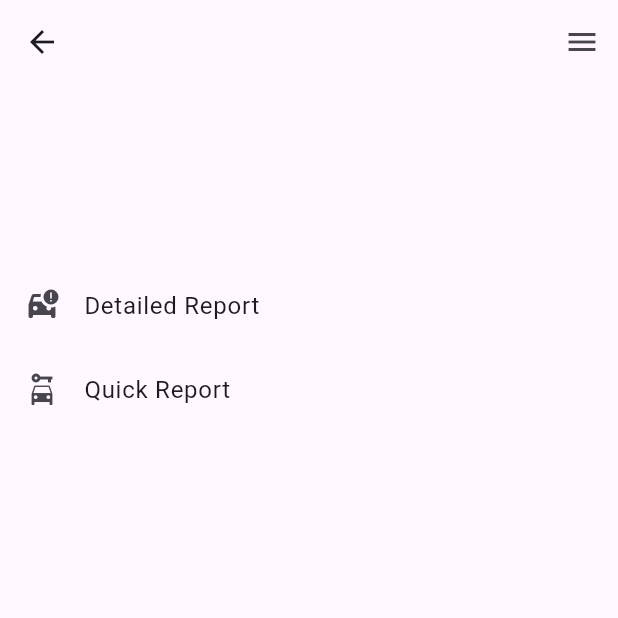
After one commit to Amrs03/Krooka, a Flutter app: the screen it shows after launch, after a tap on "Report Accident", on a phone screen of 412 x 824 dp, the top half of it. The commit adds this screen. Run offline on Flutter 3.47's test engine with Material 3 defaults, Android fonts, the phone set to English and light mode, and no system bars; our stand-ins replace geolocator, google_maps_flutter.

Commit message:
Fixed Issues With Directory

```diff
--- a/lib/HomePage.dart
+++ b/lib/HomePage.dart
@@ -1,5 +1,6 @@
 import 'package:flutter/material.dart';
 import 'globalVariables.dart';
+import 'reportAccidents.dart';
 
 void main() {
   runApp(homePage());
@@ -20,19 +21,6 @@ class MyHomePage extends StatefulWidget {
 }
 
 class _MyHomePageState extends State<MyHomePage> {
-  int _selectedIndex = 0;
-
-  static const List<Widget> _widgetOptions = <Widget>[
-    Text('Home Page'),
-    Text('Report Accident'),
-    Text('Profile Page'),
-  ];
-
-  void _onItemTapped(int index) {
-    setState(() {
-      _selectedIndex = index;
-    });
-  }
 
   @override
   Widget build(BuildContext context) {
@@ -42,11 +30,16 @@ class _MyHomePageState extends State<MyHomePage> {
       body: Center(
         child: Column(
           children: <Widget>[
-            Container(height: 120.0),
             ListTile(
               leading: Icon(Icons.car_crash),
               title: Text("Report Accident"),
-              //onTap: , add the logic here
+              onTap: () {
+                // Navigate to another page when the ListTile is tapped
+                Navigator.push(
+                  context,
+                  MaterialPageRoute(builder: (context) => reportAccidents()),
+                );
+              }
             ),
             ListTile(
               leading: Icon(Icons.car_rental),
--- /dev/null
+++ b/lib/reportAccidents.dart
@@ -0,0 +1,38 @@
+import 'package:flutter/material.dart';
+import 'globalVariables.dart';
+import 'HomePage.dart';
+
+
+class reportAccidents extends StatefulWidget {
+  @override
+  _reportAccidentsState createState() => _reportAccidentsState();
+}
+
+class _reportAccidentsState extends State<reportAccidents> {
+
+  @override
+  Widget build(BuildContext context) {
+    return Scaffold(
+      appBar: AppBar(),
+      endDrawer: AppDrawer(),
+      body: Center(
+          child: Column(
+            children: <Widget>[
+              Container(height: 120.0),
+              ListTile(
+                leading: Icon(Icons.car_crash),
+                title: Text("Detailed Report"),
+                //onTap: , add the logic here
+              ),
+              ListTile(
+                leading: Icon(Icons.car_rental),
+                title: Text("Quick Report"),
+                //onTap: , add the logic here
+              )
+            ],
+          )
+      ),
+
+    );
+  }
+}
--- a/lib/signInPage.dart
+++ b/lib/signInPage.dart
@@ -61,10 +61,10 @@ class _SignInPageState extends State<SignInPage> {
                   if (_formKey.currentState!.validate()) {
                     bool foundUser = false;
                     for (var user in registeredUsers) {
-                      if (user.id.toString() == _idController.text && user.passWord == _passwordController.text) {
+                      if (user.IdNumber.toString() == _idController.text && user.passWord == _passwordController.text) {
                         foundUser = true;
                         ScaffoldMessenger.of(context).showSnackBar(
-                          SnackBar(content: Text('Sign in successful! Welcome, ${user.fName}.')),
+                          SnackBar(content: Text('Sign in successful! Welcome, ${user.FirstName}.')),
                         );
                         // Navigate to another page or perform other actions here
                         break;
--- a/pubspec.yaml
+++ b/pubspec.yaml
@@ -39,6 +39,8 @@ dependencies:
 dev_dependencies:
   flutter_test:
     sdk: flutter
+    #google_maps_flutter: ^2.1.5
+    #geolocator: ^9.0.2
 
   # The "flutter_lints" package below contains a set of recommended lints to
   # encourage good coding practices. The lint set provided by the package is
```
Also changed, not shown: lib/quickReport.dart (added, +114 -0 lines), lib/registerPage.dart (+55 -11 lines), 19 other files.
